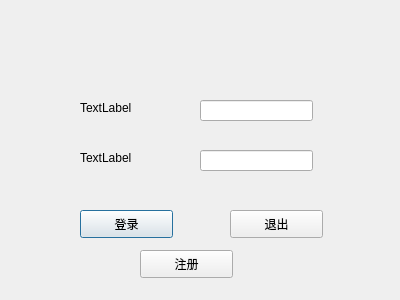
Before: the Qt Designer form logindlg.ui in OOPtaskgroup/dictionary, drawn with Qt 5.
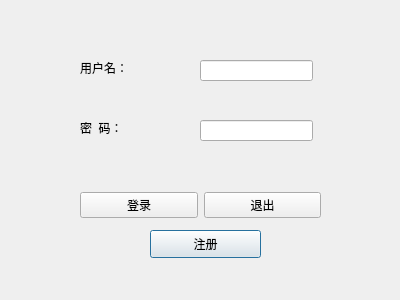
After: the same form once the commit is applied.

Diff of the .ui file:
```diff
--- a/logindlg.ui
+++ b/logindlg.ui
@@ -17,20 +17,20 @@
    <property name="geometry">
     <rect>
      <x>80</x>
-     <y>100</y>
+     <y>60</y>
      <width>72</width>
      <height>15</height>
     </rect>
    </property>
    <property name="text">
-    <string>TextLabel</string>
+    <string>用户名：</string>
    </property>
   </widget>
   <widget class="QLineEdit" name="usrEdit">
    <property name="geometry">
     <rect>
      <x>200</x>
-     <y>100</y>
+     <y>60</y>
      <width>113</width>
      <height>21</height>
     </rect>
@@ -40,7 +40,7 @@
    <property name="geometry">
     <rect>
      <x>200</x>
-     <y>150</y>
+     <y>120</y>
      <width>113</width>
      <height>21</height>
     </rect>
@@ -50,47 +50,21 @@
    <property name="geometry">
     <rect>
      <x>80</x>
-     <y>150</y>
+     <y>120</y>
      <width>72</width>
      <height>15</height>
     </rect>
    </property>
    <property name="text">
-    <string>TextLabel</string>
-   </property>
-  </widget>
-  <widget class="QPushButton" name="loginBtn">
-   <property name="geometry">
-    <rect>
-     <x>80</x>
-     <y>210</y>
-     <width>93</width>
-     <height>28</height>
-    </rect>
-   </property>
-   <property name="text">
-    <string>登录</string>
-   </property>
-  </widget>
-  <widget class="QPushButton" name="exitBtn">
-   <property name="geometry">
-    <rect>
-     <x>230</x>
-     <y>210</y>
-     <width>93</width>
-     <height>28</height>
-    </rect>
-   </property>
-   <property name="text">
-    <string>退出</string>
+    <string>密  码：</string>
    </property>
   </widget>
   <widget class="QPushButton" name="regBtn">
    <property name="geometry">
     <rect>
-     <x>140</x>
-     <y>250</y>
-     <width>93</width>
+     <x>150</x>
+     <y>230</y>
+     <width>111</width>
      <height>28</height>
     </rect>
    </property>
@@ -98,6 +72,32 @@
     <string>注册</string>
    </property>
   </widget>
+  <widget class="QWidget" name="horizontalLayoutWidget">
+   <property name="geometry">
+    <rect>
+     <x>80</x>
+     <y>180</y>
+     <width>241</width>
+     <height>51</height>
+    </rect>
+   </property>
+   <layout class="QHBoxLayout" name="horizontalLayout">
+    <item>
+     <widget class="QPushButton" name="loginBtn">
+      <property name="text">
+       <string>登录</string>
+      </property>
+     </widget>
+    </item>
+    <item>
+     <widget class="QPushButton" name="exitBtn">
+      <property name="text">
+       <string>退出</string>
+      </property>
+     </widget>
+    </item>
+   </layout>
+  </widget>
  </widget>
  <resources/>
  <connections>
```
Left out of the diff: 4 changed lines with no effect on the pictures.
